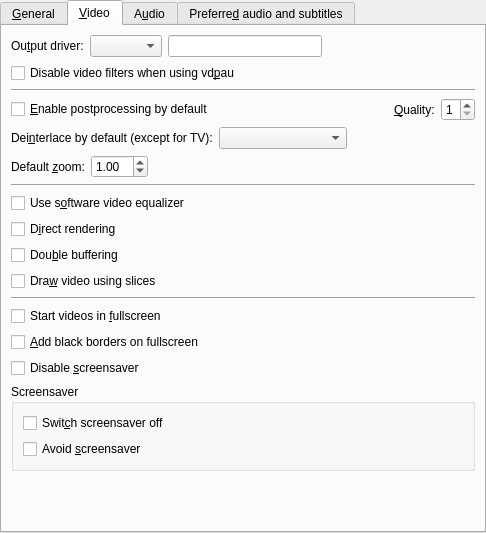
Before: the Qt Designer form src/prefgeneral.ui in rossy/SMPlayer2, drawn with Qt 5.
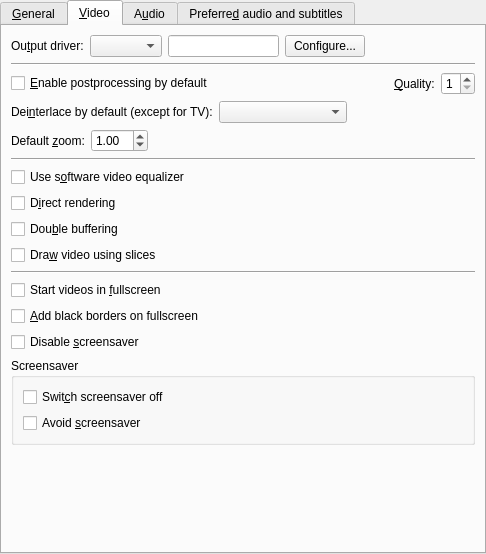
After: the same form once the commit is applied. The open tabs and pages were chosen to show the change. Custom widgets are drawn as their Qt base class.

Commit message:
Added a vdpau configuration dialog

Conflicts:

	Changelog
	src/prefgeneral.cpp
	src/smplayer.pro

What changed in the file:
```diff
--- a/src/prefgeneral.ui
+++ b/src/prefgeneral.ui
@@ -6,7 +6,7 @@
     <x>0</x>
     <y>0</y>
     <width>486</width>
-    <height>533</height>
+    <height>554</height>
    </rect>
   </property>
   <layout class="QVBoxLayout" >
@@ -258,6 +258,13 @@
          <item>
           <widget class="QLineEdit" name="vo_user_defined_edit" />
          </item>
+         <item>
+          <widget class="QPushButton" name="vdpau_button" >
+           <property name="text" >
+            <string>Configure...</string>
+           </property>
+          </widget>
+         </item>
          <item>
           <spacer>
            <property name="orientation" >
@@ -273,13 +280,6 @@
          </item>
         </layout>
        </item>
-       <item>
-        <widget class="QCheckBox" name="vdpau_filters_check" >
-         <property name="text" >
-          <string>Disable video filters when using vd&amp;pau</string>
-         </property>
-        </widget>
-       </item>
        <item>
         <widget class="Line" name="line_5" >
          <property name="sizePolicy" >
```
Left out of the diff: 1 changed line with no effect on the pictures. The commit also changes 10 other files.
